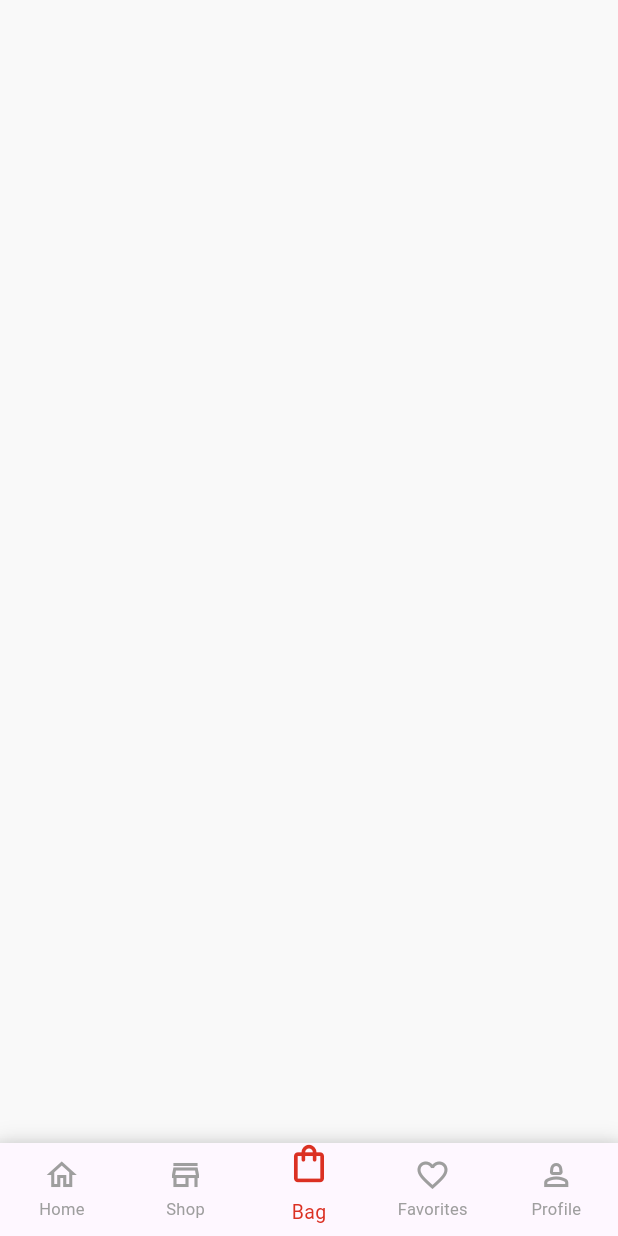
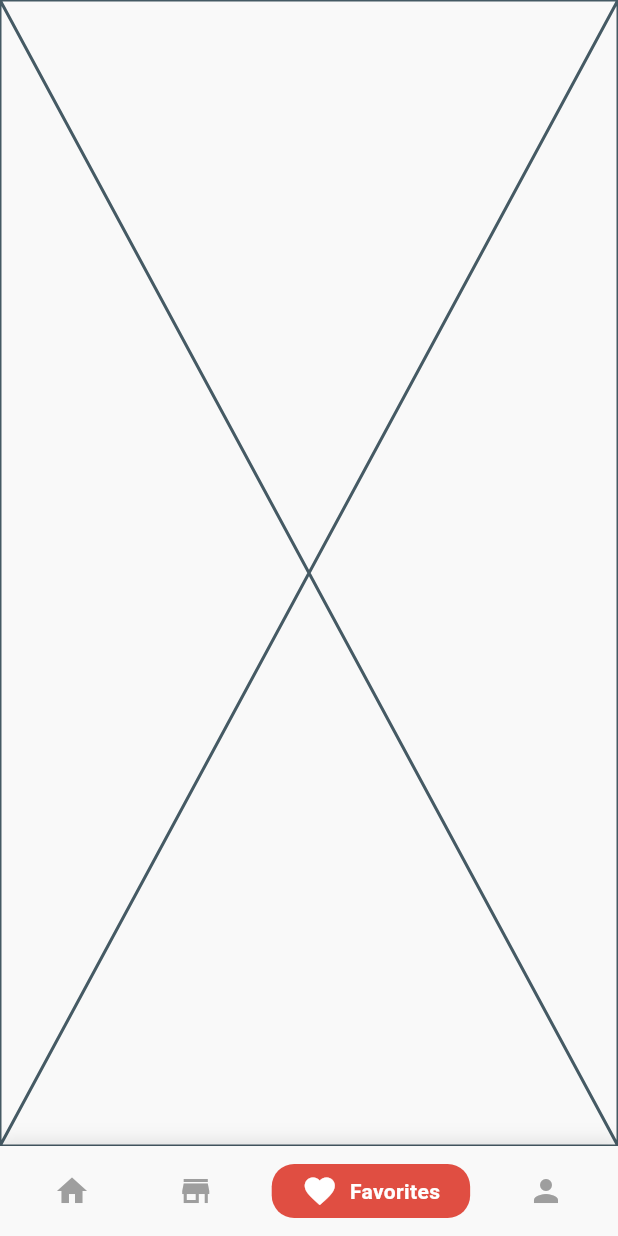
Before and after one commit to romisaa5/Fashique-App, a Flutter app: the CustomBottomNavBar screen opened by its route, item 3 of the bottom bar chosen, on a phone screen of 412 x 824 dp. Run offline on Flutter 3.47's test engine with Material 3 defaults, Android fonts, the light colour scheme and no system bars; drawn by our look-alikes of google_nav_bar; our stand-ins replace bloc, flutter_bloc, flutter_screenutil, go_router; missing offline and left inert: rate.

Commit message:
change index with navBar with cubit

```diff
--- /dev/null
+++ b/lib/Featured/NavBar/presentation/manager/cubit/nav_bar_cubit.dart
@@ -0,0 +1,13 @@
+import 'package:bloc/bloc.dart';
+import 'package:meta/meta.dart';
+
+part 'nav_bar_state.dart';
+
+class NavBarCubit extends Cubit<NavBarState> {
+  NavBarCubit() : super(NavBarInitial());
+  int selectIndex = 0;
+  void changeCurrentIndex(int index) {
+    selectIndex = index;
+    emit(IndexChanged());
+  }
+}
--- /dev/null
+++ b/lib/Featured/NavBar/presentation/manager/cubit/nav_bar_state.dart
@@ -0,0 +1,7 @@
+part of 'nav_bar_cubit.dart';
+
+@immutable
+sealed class NavBarState {}
+
+final class NavBarInitial extends NavBarState {}
+final class IndexChanged extends NavBarState{}
--- /dev/null
+++ b/lib/Featured/NavBar/presentation/views/Bottom_nav_bar.dart
@@ -0,0 +1,70 @@
+import 'package:e_commerce/Featured/Favorites/presentation/views/favorites_view.dart';
+import 'package:e_commerce/Featured/Home/presentation/Views/homeview.dart';
+import 'package:e_commerce/Featured/NavBar/presentation/manager/cubit/nav_bar_cubit.dart';
+import 'package:e_commerce/Featured/Profile/presentation/views/profile_view.dart';
+import 'package:e_commerce/Featured/store/presentation/views/store_view.dart';
+import 'package:flutter/material.dart';
+import 'package:flutter_bloc/flutter_bloc.dart';
+import 'package:google_nav_bar/google_nav_bar.dart';
+import 'package:e_commerce/constnts.dart';
+
+class CustomBottomNavBar extends StatelessWidget {
+  CustomBottomNavBar({super.key});
+  final List<Widget> views = [
+    Homeview(),
+    StoreView(),
+    FavoritesView(),
+    ProfileView(),
+  ];
+  @override
+  Widget build(BuildContext context) {
+    return BlocProvider(
+      create: (context) => NavBarCubit(),
+      child: BlocBuilder<NavBarCubit, NavBarState>(
+        builder: (context, state) {
+          NavBarCubit cubit = context.read<NavBarCubit>();
+          return Scaffold(
+            body: views[cubit.selectIndex],
+            bottomNavigationBar: Container(
+              decoration: BoxDecoration(
+                color: KbackgroundColor,
+                boxShadow: [
+                  BoxShadow(
+                    color: Colors.black12,
+                    blurRadius: 10,
+                    spreadRadius: 2,
+                  ),
+                ],
+              ),
+              child: Padding(
+                padding: const EdgeInsets.symmetric(
+                  horizontal: 16.0,
+                  vertical: 12,
+                ),
+                child: GNav(
+                  onTabChange: (index) {
+                    cubit.changeCurrentIndex(index);
+                  },
+                  tabBorderRadius: 15,
+                  duration: Duration(milliseconds: 400),
+                  gap: 8,
+                  color: Colors.grey,
+                  activeColor: Colors.white,
+                  iconSize: 24,
+                  tabBackgroundColor: KprimaryColor.withValues(alpha: 0.85),
+                  padding: EdgeInsets.symmetric(horizontal: 20, vertical: 6),
+                  tabs: [
+                    GButton(icon: Icons.home, text: 'Home'),
+                    GButton(icon: Icons.store, text: 'Store'),
+                    GButton(icon: Icons.favorite, text: 'Favorites'),
+                    GButton(icon: Icons.person, text: 'Profile'),
+                  ],
+                ),
+              ),
+            ),
+          );
+        },
+      ),
+    );
+  }
+}
--- a/lib/Featured/Shop/presentation/views/shop_view.dart
+++ /dev/null
@@ -1,10 +0,0 @@
-import 'package:flutter/material.dart';
-
-class ShopView extends StatelessWidget {
-  const ShopView({super.key});
-
-  @override
-  Widget build(BuildContext context) {
-    return Scaffold();
-  }
-}
--- a/lib/Featured/Bag/presentation/views/bag_view.dart
+++ b/lib/Featured/store/presentation/views/store_view.dart
@@ -1,7 +1,7 @@
 import 'package:flutter/material.dart';
 
-class BagView extends StatelessWidget {
-  const BagView({super.key});
+class StoreView extends StatelessWidget {
+  const StoreView({super.key});
 
   @override
   Widget build(BuildContext context) {
--- a/lib/core/utils/app_router.dart
+++ b/lib/core/utils/app_router.dart
@@ -10,7 +10,7 @@ import 'package:e_commerce/Featured/onboarding/presentation/views/first_screen.d
 import 'package:e_commerce/Featured/onboarding/presentation/views/second_screen.dart';
 import 'package:e_commerce/Featured/onboarding/presentation/views/third_screen.dart';
 import 'package:e_commerce/Featured/onboarding/presentation/views/welcome_view.dart';
-import 'package:e_commerce/core/widgets/Bottom_nav_bar.dart';
+import 'package:e_commerce/Featured/NavBar/presentation/views/Bottom_nav_bar.dart';
 import 'package:flutter/material.dart';
 import 'package:go_router/go_router.dart';
 
--- a/lib/core/widgets/Bottom_nav_bar.dart
+++ /dev/null
@@ -1,88 +0,0 @@
-import 'package:e_commerce/Featured/Bag/presentation/views/bag_view.dart';
-import 'package:e_commerce/Featured/Favorites/presentation/views/favorites_view.dart';
-import 'package:e_commerce/Featured/Home/presentation/Views/homeview.dart';
-import 'package:e_commerce/Featured/Profile/presentation/views/profile_view.dart';
-import 'package:e_commerce/Featured/Shop/presentation/views/shop_view.dart';
-import 'package:e_commerce/constnts.dart';
-import 'package:flutter/material.dart';
-
-class CustomBottomNavBar extends StatefulWidget {
-  const CustomBottomNavBar({super.key});
-
-  @override
-  State<CustomBottomNavBar> createState() => _CustomBottomNavBarState();
-}
-
-class _CustomBottomNavBarState extends State<CustomBottomNavBar> {
-  int _currentIndex = 0;
-
-  final List<Widget> _screens = [
-    Homeview(),
-    ShopView(),
-    BagView(),
-    FavoritesView(),
-    ProfileView(),
-  ];
-
-  @override
-  Widget build(BuildContext context) {
-    return SafeArea(
-      child: Scaffold(
-        body: _screens[_currentIndex],
-        bottomNavigationBar: Container(
-          decoration: BoxDecoration(
-            color: KbackgroundColor,
-            boxShadow: [
-              BoxShadow(
-                color: Colors.black12,
-                blurRadius: 10,
-                spreadRadius: 2,
-              ),
-            ],
-          ),
-          child: BottomNavigationBar(
-            currentIndex: _currentIndex,
-            onTap: (index) {
-              setState(() {
-                _currentIndex = index;
-              });
-            },
-            type: BottomNavigationBarType.fixed,
-            selectedItemColor: KprimaryColor,
-            unselectedItemColor: Colors.grey,
-            selectedFontSize: 13,
-            unselectedFontSize: 11,
-            showUnselectedLabels: true,
-            items: List.generate(5, (index) {
-              final icons = [
-                Icons.home_outlined,
-                Icons.store_outlined,
-                Icons.shopping_bag_outlined,
-                Icons.favorite_border_outlined,
-                Icons.person_2_outlined
-              ];
-              final labels = ["Home", "Shop", "Bag", "Favorites", "Profile"];
-
-              return BottomNavigationBarItem(
-                icon: AnimatedContainer(
-                  duration: const Duration(milliseconds: 300),
-                  transform: Matrix4.translationValues(
-                    0,
-                    _currentIndex == index ? -8 : 0,
-                    0,
-                  ),
-                  child: Icon(
-                    icons[index],
-                    size: _currentIndex == index ? 30 : 24,
-                    color: _currentIndex == index ? KprimaryColor : Colors.grey,
-                  ),
-                ),
-                label: labels[index],
-              );
-            }),
-          ),
-        ),
-      ),
-    );
-  }
-}
--- a/pubspec.yaml
+++ b/pubspec.yaml
@@ -28,12 +28,15 @@ environment:
 # the latest version available on pub.dev. To see which dependencies have newer
 # versions available, run `flutter pub outdated`.
 dependencies:
+  bloc: ^9.0.0
   cupertino_icons: ^1.0.8
   flutter:
     sdk: flutter
+  flutter_bloc: ^9.1.1
   flutter_screenutil: ^5.9.3
   font_awesome_flutter: ^10.8.0
   go_router: ^15.1.2
+  google_nav_bar: ^5.0.7
   rate: ^0.0.2
 
 dev_dependencies:
```
Also changed, not shown: pubspec.lock.
